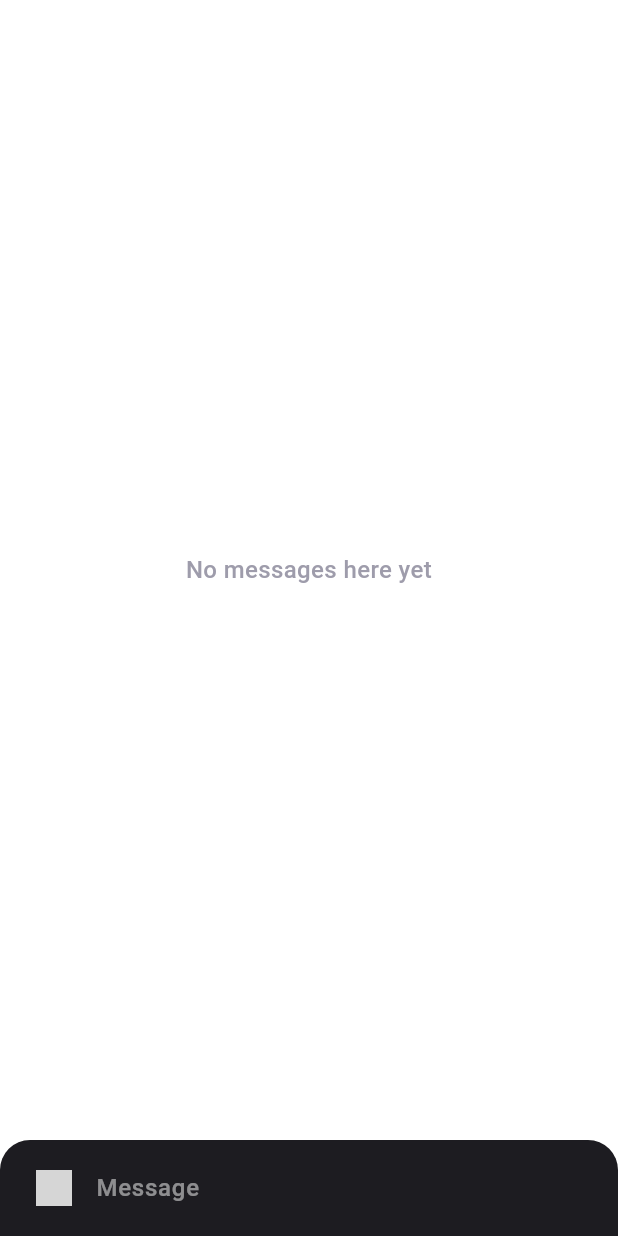
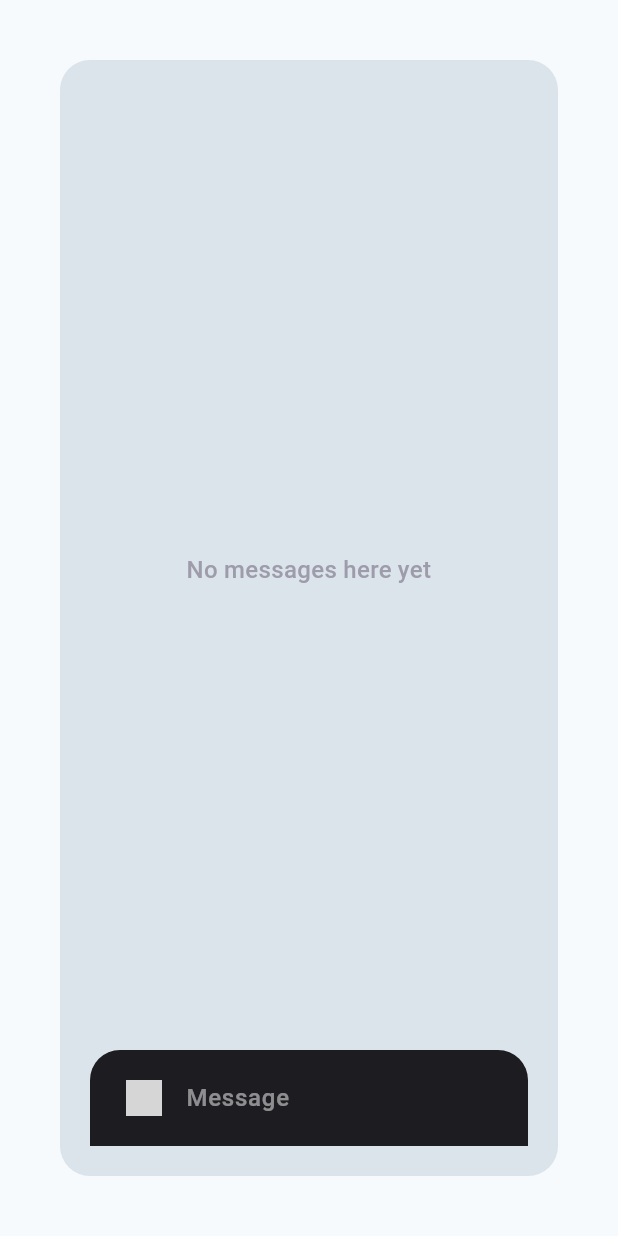
Before and after one commit to cpy4/vector, a Flutter app: the ChatScreen screen opened directly, on a phone screen of 412 x 824 dp. Run offline on Flutter 3.47's test engine with Material 3 defaults, Android fonts, the light colour scheme and no system bars; our stand-ins replace animated_toggle_switch, cross_file, file_picker, flutter_chat_types, flutter_chat_ui, flutter_dotenv and 7 more; missing offline and left inert: desktop_drop, flutter_gpt_tokenizer, langchain, langchain_community, langchain_openai, langchain_supabase; accounts and stored records are empty; generated files the repository leaves out were written again; Roboto replaces fonts that are missing (Mukta Vaani); grey boxes are pictures that could not be loaded.

```diff
--- a/lib/chat.dart
+++ b/lib/chat.dart
@@ -13,9 +13,13 @@ import 'package:path_provider/path_provider.dart';
 import 'package:langchain_supabase/langchain_supabase.dart' as sbv;
 import 'package:langchain_openai/langchain_openai.dart';
 
-final llm = ChatOpenAI(apiKey: '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');
+final llm = ChatOpenAI(
+  apiKey: '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',
+  defaultOptions: ChatOpenAIOptions(model: 'gpt-4o'),
+);
 
-final embeddings = OpenAIEmbeddings(apiKey: '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');
+final embeddings = OpenAIEmbeddings(
+    apiKey: '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');
 
 final qaChain = OpenAIQAWithSourcesChain(llm: llm);
 final docPrompt = PromptTemplate.fromTemplate(
@@ -58,16 +62,33 @@ class _ChatScreenState extends State<ChatScreen> {
   final _user = const types.User(id: '82091008-a484-4a89-ae75-a22bf8d6f3ac');
 
   @override
-  Widget build(BuildContext context) => Scaffold(
-        body: Chat(
+  Widget build(BuildContext context) {
+    final theme = Theme.of(context);
+    return Scaffold(
+      body: Padding(
+        padding: const EdgeInsets.all(40.0),
+        child: Container(
+          padding: const EdgeInsets.all(20),
+          constraints: const BoxConstraints.expand(width: 10000, height: 1000),
+          decoration: BoxDecoration(
+            color: theme.colorScheme.surfaceContainerHighest,
+            borderRadius: BorderRadius.circular(20),
+          ),
+          child: Chat(
             messages: _messages,
             onAttachmentPressed: _handleAttachmentPressed,
             onMessageTap: _handleMessageTap,
             onPreviewDataFetched: _handlePreviewDataFetched,
             onSendPressed: _handleSendPressed,
             user: _user,
+            theme: DefaultChatTheme(
+              backgroundColor: theme.colorScheme.surfaceContainerHighest,
+            ),
+          ),
+        ),
       ),
     );
+  }
 
   void _addMessage(types.Message message) {
     setState(() {
@@ -169,8 +190,10 @@ class _ChatScreenState extends State<ChatScreen> {
 
       if (message.uri.startsWith('http')) {
         try {
-          final index = _messages.indexWhere((element) => element.id == message.id);
-          final updatedMessage = (_messages[index] as types.FileMessage).copyWith(
+          final index =
+              _messages.indexWhere((element) => element.id == message.id);
+          final updatedMessage =
+              (_messages[index] as types.FileMessage).copyWith(
             isLoading: true,
           );
 
@@ -189,8 +212,10 @@ class _ChatScreenState extends State<ChatScreen> {
             await file.writeAsBytes(bytes);
           }
         } finally {
-          final index = _messages.indexWhere((element) => element.id == message.id);
-          final updatedMessage = (_messages[index] as types.FileMessage).copyWith(
+          final index =
+              _messages.indexWhere((element) => element.id == message.id);
+          final updatedMessage =
+              (_messages[index] as types.FileMessage).copyWith(
             isLoading: null,
           );
 
@@ -241,7 +266,7 @@ class _ChatScreenState extends State<ChatScreen> {
       author: const types.User(id: 'LLM'),
       createdAt: DateTime.now().millisecondsSinceEpoch,
       id: randomString(),
-      text: res['result'].toString(),));
-
+      text: res['result'].toString(),
+    ));
   }
 }
--- a/lib/home.dart
+++ b/lib/home.dart
@@ -1,6 +1,6 @@
 import 'package:flutter/material.dart';
 import 'package:sidebarx/sidebarx.dart';
-import 'sidebar.dart';
+import 'widgets/sidebar.dart';
 import 'documents.dart';
 import 'filedrop.dart' as filedrop;
 import 'chat.dart' as chatScreen;
--- a/pubspec.yaml
+++ b/pubspec.yaml
@@ -61,6 +61,7 @@ dependencies:
   http: any
   path_provider: any
   google_fonts: ^6.2.1
+  animated_toggle_switch: ^0.8.2
 dev_dependencies:
   flutter_test:
     sdk: flutter
```
Also changed, not shown: lib/documents.dart (+17 -9 lines), lib/widgets/sidebar.dart (renamed from lib/sidebar.dart, +27 -12 lines), lib/widgets/toggle.dart (added, +50 -0 lines), pubspec.lock. Lines whose indentation alone changed are shown as unchanged.
